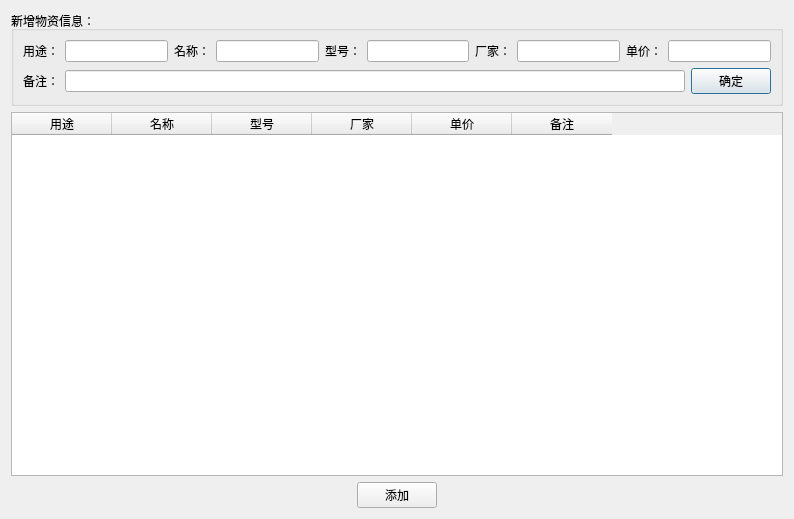
The window that addmaterial_dialog.ui (heathen557/materialManagement) describes before a commit, drawn with Qt 5.
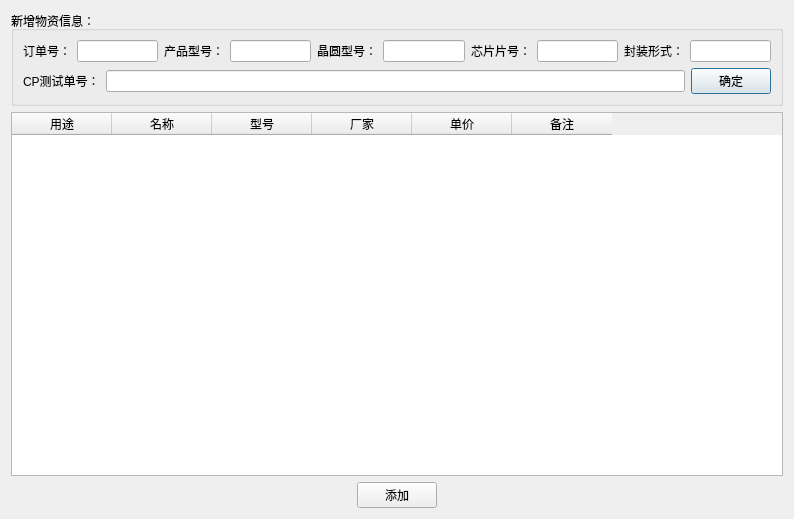
The same window after the commit. Icons and pictures are not drawn.

Patch:
```diff
--- a/addmaterial_dialog.ui
+++ b/addmaterial_dialog.ui
@@ -29,7 +29,7 @@
         <item>
          <widget class="QLabel" name="label">
           <property name="text">
-           <string>用途：</string>
+           <string>订单号：</string>
           </property>
           <property name="scaledContents">
            <bool>true</bool>
@@ -42,7 +42,7 @@
         <item>
          <widget class="QLabel" name="label_2">
           <property name="text">
-           <string>名称：</string>
+           <string>产品型号：</string>
           </property>
           <property name="scaledContents">
            <bool>true</bool>
@@ -55,7 +55,7 @@
         <item>
          <widget class="QLabel" name="label_3">
           <property name="text">
-           <string>型号：</string>
+           <string>晶圆型号：</string>
           </property>
           <property name="scaledContents">
            <bool>true</bool>
@@ -68,7 +68,7 @@
         <item>
          <widget class="QLabel" name="label_5">
           <property name="text">
-           <string>厂家：</string>
+           <string>芯片片号：</string>
           </property>
           <property name="scaledContents">
            <bool>true</bool>
@@ -81,7 +81,7 @@
         <item>
          <widget class="QLabel" name="label_4">
           <property name="text">
-           <string>单价：</string>
+           <string>封装形式：</string>
           </property>
           <property name="scaledContents">
            <bool>true</bool>
@@ -98,7 +98,7 @@
         <item>
          <widget class="QLabel" name="label_6">
           <property name="text">
-           <string>备注：</string>
+           <string>CP测试单号：</string>
           </property>
           <property name="scaledContents">
            <bool>true</bool>
```
